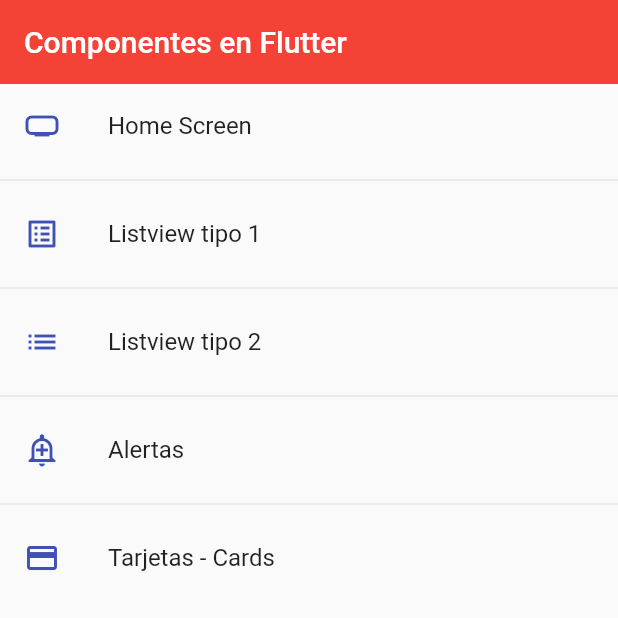
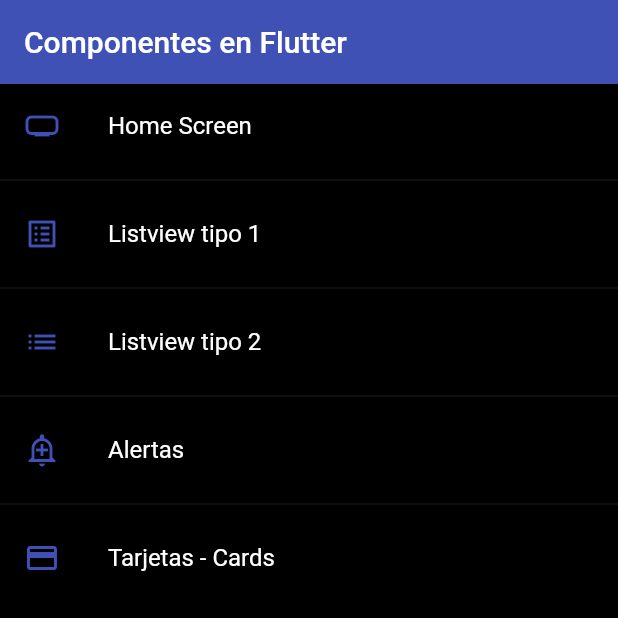
Before and after one commit to LeonardoAbraham/flutter-components, a Flutter app: the screen it shows after launch, on a phone screen of 412 x 824 dp, the top half of it. Run offline on Flutter 3.47's test engine with Material 2 defaults, Android fonts, the phone set to English and light mode, and no system bars.

Commit message:
Tema global de la aplicacion

```diff
--- a/lib/main.dart
+++ b/lib/main.dart
@@ -1,7 +1,7 @@
 import 'package:flutter/material.dart';
 
-
 import 'package:fl_components/router/app_routes.dart';
+import 'package:fl_components/theme/app_theme.dart';
 
 
 
@@ -19,16 +19,7 @@ class MyApp extends StatelessWidget {
             initialRoute: AppRoutes.initialRoute,
             routes: AppRoutes.getAppRoutes(),
             onGenerateRoute: AppRoutes.onGenerateRoute,
-            theme: ThemeData.light().copyWith(
-                //Color primario
-                primaryColor: Colors.indigo,
-
-                //AppBar theme
-                appBarTheme: const AppBarTheme(
-                    color:Colors.red,
-                    elevation: 0
-                )
-            ),
+            theme: AppTheme.darkTheme,
         );
     }
 }
--- a/lib/screens/home_screen.dart
+++ b/lib/screens/home_screen.dart
@@ -1,3 +1,4 @@
+import 'package:fl_components/theme/app_theme.dart';
 import 'package:flutter/material.dart';
 
 import 'package:fl_components/router/app_routes.dart';
@@ -18,7 +19,7 @@ class HomeScreen extends StatelessWidget {
             body:
                 ListView.separated(
                     itemBuilder:(context, index) => ListTile(
-                        leading: Icon(menuOptions[index].icon, color:Colors.indigo),
+                        leading: Icon(menuOptions[index].icon, color:AppTheme.primary),
                         title: Text(menuOptions[index].name),
                         onTap: () {
 
--- /dev/null
+++ b/lib/theme/app_theme.dart
@@ -0,0 +1,31 @@
+
+import 'package:flutter/material.dart';
+
+class AppTheme {
+    static const Color primary = Colors.indigo;
+
+
+    static final ThemeData lightTheme = ThemeData.light().copyWith(
+        //Color primario
+        primaryColor: Colors.indigo,
+
+        //AppBar theme
+        appBarTheme: const AppBarTheme(
+            color: primary,
+            elevation: 0
+        )
+    );
+
+    static final ThemeData darkTheme = ThemeData.dark().copyWith(
+        //Color primario
+        primaryColor: Colors.indigo,
+
+        //AppBar theme
+        appBarTheme: const AppBarTheme(
+            color: primary,
+            elevation: 0
+        ),
+
+        scaffoldBackgroundColor: Colors.black
+    );
+}
```
